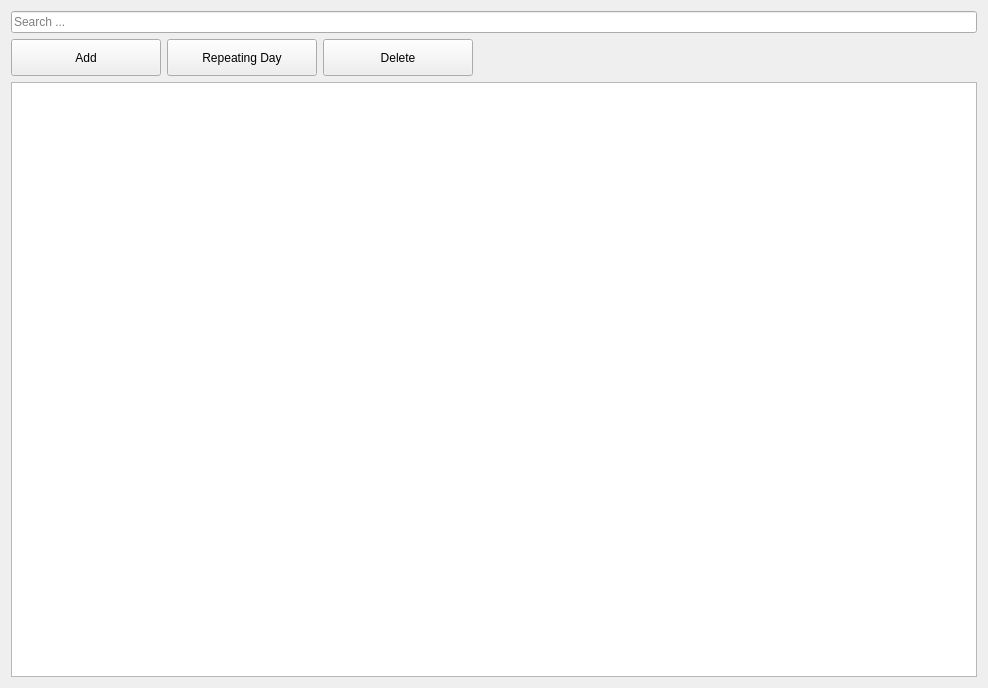
First picture: the form in ui/offPeriodView.ui, repository olk90/shift, before the edit.
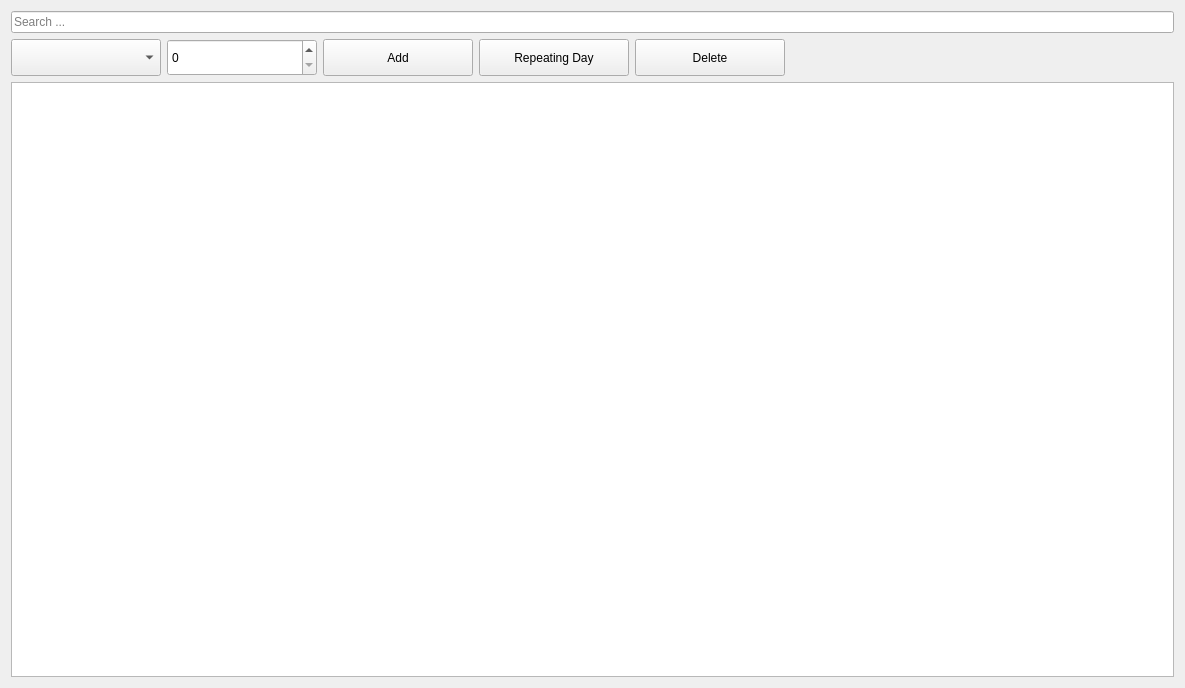
Second picture: the form after the edit.

Commit message: added month/year filter to off period view

What changed in the file:
```diff
--- a/ui/offPeriodView.ui
+++ b/ui/offPeriodView.ui
@@ -6,7 +6,7 @@
    <rect>
     <x>0</x>
     <y>0</y>
-    <width>988</width>
+    <width>1185</width>
     <height>688</height>
    </rect>
   </property>
@@ -31,6 +31,26 @@
      </item>
      <item>
       <layout class="QHBoxLayout" name="buttonLayout">
+       <item>
+        <widget class="QComboBox" name="monthBox">
+         <property name="minimumSize">
+          <size>
+           <width>150</width>
+           <height>37</height>
+          </size>
+         </property>
+        </widget>
+       </item>
+       <item>
+        <widget class="QSpinBox" name="yearBox">
+         <property name="minimumSize">
+          <size>
+           <width>150</width>
+           <height>37</height>
+          </size>
+         </property>
+        </widget>
+       </item>
        <item>
         <widget class="QPushButton" name="addButton">
          <property name="minimumSize">
```
The commit also changes 4 other files.
